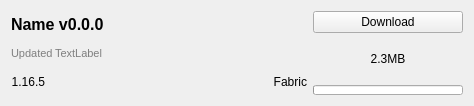
This is src/ui/curseforge/curseforgefileitemwidget.ui in kaniol-lck/modmanager as Qt 5 draws it before an edit. The edited form follows.
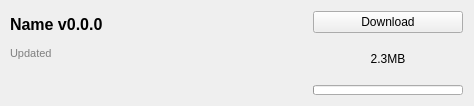
This is the edited form. Icons and pictures are not drawn.

```diff
--- a/src/ui/curseforge/curseforgefileitemwidget.ui
+++ b/src/ui/curseforge/curseforgefileitemwidget.ui
@@ -17,6 +17,9 @@
    <string>Form</string>
   </property>
   <layout class="QGridLayout" name="gridLayout">
+   <property name="leftMargin">
+    <number>10</number>
+   </property>
    <item row="0" column="0">
     <layout class="QVBoxLayout" name="verticalLayout">
      <property name="spacing">
@@ -73,7 +76,7 @@
           <string notr="true">color: rgb(127, 127, 127);</string>
          </property>
          <property name="text">
-          <string>TextLabel</string>
+          <string/>
          </property>
         </widget>
        </item>
@@ -95,26 +98,9 @@
      <item>
       <layout class="QHBoxLayout" name="horizontalLayout">
        <item>
-        <widget class="QLabel" name="gameVersionText">
-         <property name="sizePolicy">
-          <sizepolicy hsizetype="Preferred" vsizetype="Preferred">
-           <horstretch>0</horstretch>
-           <verstretch>0</verstretch>
-          </sizepolicy>
-         </property>
-         <property name="font">
-          <font>
-           <pointsize>9</pointsize>
-          </font>
-         </property>
-         <property name="toolTip">
-          <string notr="true"/>
-         </property>
+        <widget class="QLabel" name="fileNameText">
          <property name="text">
-          <string>1.16.5</string>
-         </property>
-         <property name="alignment">
-          <set>Qt::AlignRight|Qt::AlignTrailing|Qt::AlignVCenter</set>
+          <string/>
          </property>
         </widget>
        </item>
@@ -132,28 +118,7 @@
         </spacer>
        </item>
        <item>
-        <widget class="QLabel" name="loaderTypeText">
-         <property name="sizePolicy">
-          <sizepolicy hsizetype="Preferred" vsizetype="Preferred">
-           <horstretch>0</horstretch>
-           <verstretch>0</verstretch>
-          </sizepolicy>
-         </property>
-         <property name="font">
-          <font>
-           <pointsize>9</pointsize>
-          </font>
-         </property>
-         <property name="toolTip">
-          <string notr="true"/>
-         </property>
-         <property name="text">
-          <string>Fabric</string>
-         </property>
-         <property name="alignment">
-          <set>Qt::AlignRight|Qt::AlignTrailing|Qt::AlignVCenter</set>
-         </property>
-        </widget>
+        <layout class="QHBoxLayout" name="loadersLayout"/>
        </item>
       </layout>
      </item>
```
Left out of the diff: 3 changed lines with no effect on the pictures.
